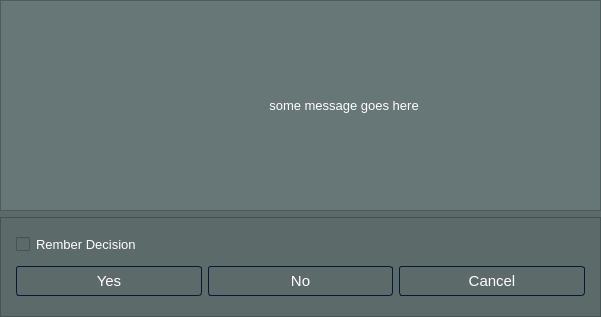
Above: src/qt/custom_dialog.ui from okeefo/music-catalogue before the change. Below: the same form after it.
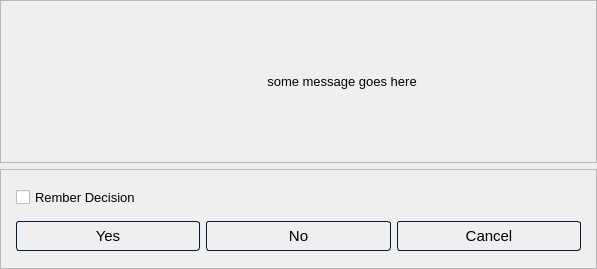
That is the form after the change. Icons and pictures are not drawn.

```diff
--- a/src/qt/custom_dialog.ui
+++ b/src/qt/custom_dialog.ui
@@ -6,8 +6,8 @@
    <rect>
     <x>0</x>
     <y>0</y>
-    <width>601</width>
-    <height>317</height>
+    <width>597</width>
+    <height>269</height>
    </rect>
   </property>
   <property name="minimumSize">
@@ -34,29 +34,69 @@
   <property name="styleSheet">
    <string notr="true">
 
-/*-----QWidget-----*/
+/*-----QWidget-----
 QWidget
 {
 	background-color: rgb(92, 106, 106);
 	color: #ffffff;
 	border-color: #051a39;
+}
 
+QTreeView {
+
+     color: #ffffff;;
+     border: 1px solid black;
+      background-color: #677676;
+      alternate-background-color: #91a6a6;
+      color: black;
+      selection-background-color: #91a6a6;
+      selection-color: #ffffff
 }
+QTreeView::item {
+      padding: 5px;
+}
+ QHeaderView::section {
+        background-color: rgb(92, 106, 106);;
+        color: #ffffff;
+        border: 1px solid black;
+        padding: 5px;
+}
+*/
+QLineEdit{
+		color: #ffffff;
+		border: 1px solid black;
+        border-radius: 10px;
+        padding: 5px;
+        selection-background-color: green;
+        selection-color: white;
+}
+
+QGroupBox {
+        border: 1px solid black;
+        margin-top: 3ex; /* leave space at the top for the title */
+
+}
+QGroupBox::title {
+		color: black;
+        subcontrol-origin: margin;
+        left: 10px; /* position of the title */
+        padding: 0 5px 0 5px; /* space around the title text */
+}
+
 
 /*-----QPushButton-----*/
 QPushButton
 {
-	background-color:  rgb(92, 106, 106);
+/**	background-color:  rgb(92, 106, 106);
 	color: #ffffff;
-	border-style: solid;
+**/	
+   border-style: solid;
 	border-width: 1px;
 	border-radius: 3px;
 	border-color: #051a39;
 	padding: 5px;
-
 }
 
-
 QPushButton::disabled
 {
 	background-color: #404040;
@@ -91,23 +131,6 @@
 
 }
 
-QCheckBox
-{
-	color: #ffffff;
-
-}
-/*-----QRadioButton-----*/
-QCheckBox::indicator::unchecked
-{ 
-	image:url(:/icons/icons/square.svg);
-}
-
-QCheckBox::indicator:checked
-{ 
-	image: url(:/icons/icons/check-square.svg);
-	
-
-}
 
 
 </string>
@@ -127,11 +150,6 @@
    </property>
    <item>
     <widget class="QFrame" name="frame_2">
-     <property name="styleSheet">
-      <string notr="true">*{
-	background-color:rgb(103, 118, 118)
-}</string>
-     </property>
      <property name="frameShape">
       <enum>QFrame::StyledPanel</enum>
      </property>
```
Left out of the diff: 3 changed lines with no effect on the pictures.
